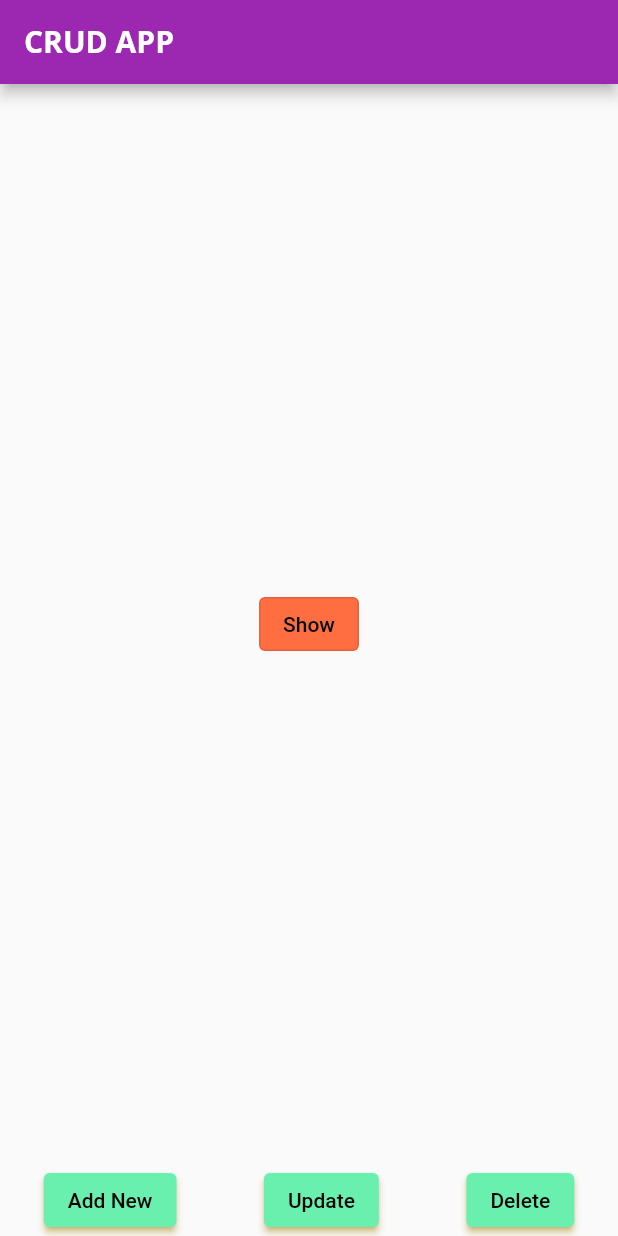
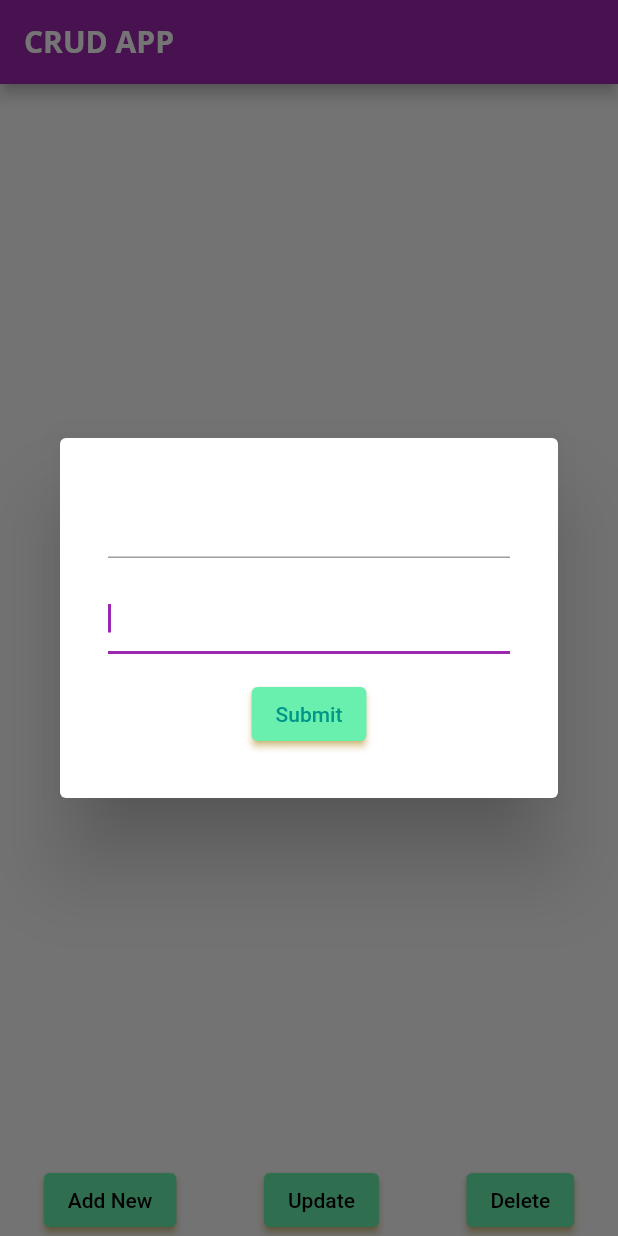
Before and after one commit to sanjoli63/CRUD-APP, a Flutter app: the screen it shows after launch, after a tap on "Show", on a phone screen of 412 x 824 dp. Run offline on Flutter 3.47's test engine with Material 2 defaults, Android fonts, the phone set to English and light mode, and no system bars; our stand-ins replace hive; accounts and stored records are empty.

Commit message:
dailog box

```diff
--- a/lib/main.dart
+++ b/lib/main.dart
@@ -1,6 +1,15 @@
+import 'dart:io';
+import 'package:hive/hive.dart';
 import 'package:flutter/material.dart';
+import 'package:flutter/cupertino.dart';
+import 'package:flutter/foundation.dart';
+import 'package:path_provider/path_provider.dart';
 
-void main() {
+void main() async {
+  WidgetsFlutterBinding.ensureInitialized();
+  Directory document = await getApplicationDocumentsDirectory();
+  Hive.init(document.path);
+  await Hive.openBox<String>("Friends");
   runApp(MyApp());
 }
 
@@ -58,11 +67,14 @@ class MyHomePage extends StatefulWidget {
 }
 
 class _MyHomePageState extends State<MyHomePage> {
+  Box<String>? friendsBox;
+
   final TextEditingController _idController = TextEditingController();
   final TextEditingController _nameController = TextEditingController();
   @override
   void initState() {
     super.initState();
+    friendsBox = Hive.box<String>("Friends");
   }
 
   Widget build(BuildContext context) {
@@ -76,7 +88,9 @@ class _MyHomePageState extends State<MyHomePage> {
             child: Center(
               child: OutlinedButton(
                 child: Text("Show"),
-                onPressed: () {},
+                onPressed: () {
+                  print(friendsBox!.getAt(0));
+                },
               ),
             ),
           ),
@@ -89,7 +103,39 @@ class _MyHomePageState extends State<MyHomePage> {
                     showDialog(
                         context: context,
                         builder: (_) {
-                          return Dialog();
+                          return Dialog(
+                              child: Container(
+                            padding: EdgeInsets.all(32),
+                            child: Column(
+                              mainAxisSize: MainAxisSize.min,
+                              children: <Widget>[
+                                TextField(
+                                  controller: _idController,
+                                ),
+                                SizedBox(
+                                  height: 16,
+                                ),
+                                TextField(
+                                  controller: _nameController,
+                                ),
+                                SizedBox(
+                                  height: 16,
+                                ),
+                                ElevatedButton(
+                                  onPressed: () {
+                                    final key = _idController.text;
+                                    final value = _nameController.text;
+                                    friendsBox!.put(key, value);
+                                    Navigator.pop(context);
+                                  },
+                                  child: Text(
+                                    "Submit",
+                                    style: TextStyle(color: Colors.teal),
+                                  ),
+                                ),
+                              ],
+                            ),
+                          ));
                         });
                   },
                   child: Text("Add New"),
--- a/pubspec.yaml
+++ b/pubspec.yaml
@@ -32,6 +32,7 @@ dependencies:
   path_provider: ^2.0.2
   hive_flutter: ^1.1.0
   async: ^2.6.1
+  intl: ^0.17.0
 
 dev_dependencies:
   flutter_test:
```
Also changed, not shown: pubspec.lock.
